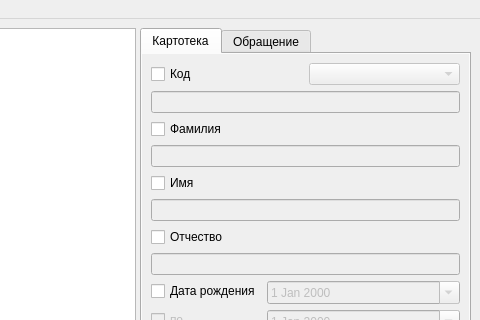
This is search_window.ui in glooer/dip as Qt 5 draws it before an edit; both pictures show x 691 to 1171 and y 0 to 320 of the 1171 by 878 pixel window. The edited form follows.
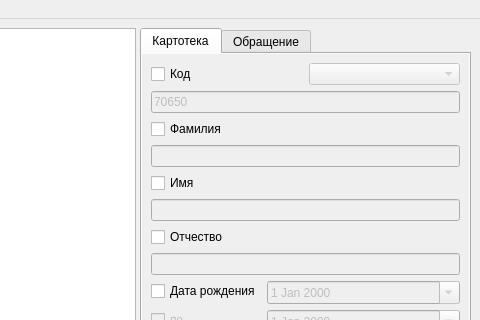
This is the edited form. The open tabs and pages were chosen to show the change.

Patch:
```diff
--- a/search_window.ui
+++ b/search_window.ui
@@ -187,6 +187,9 @@
                     <property name="enabled">
                      <bool>false</bool>
                     </property>
+                    <property name="text">
+                     <string>70650</string>
+                    </property>
                    </widget>
                   </item>
                  </layout>
```
Left out of the diff: 11 changed lines with no effect on the pictures.
